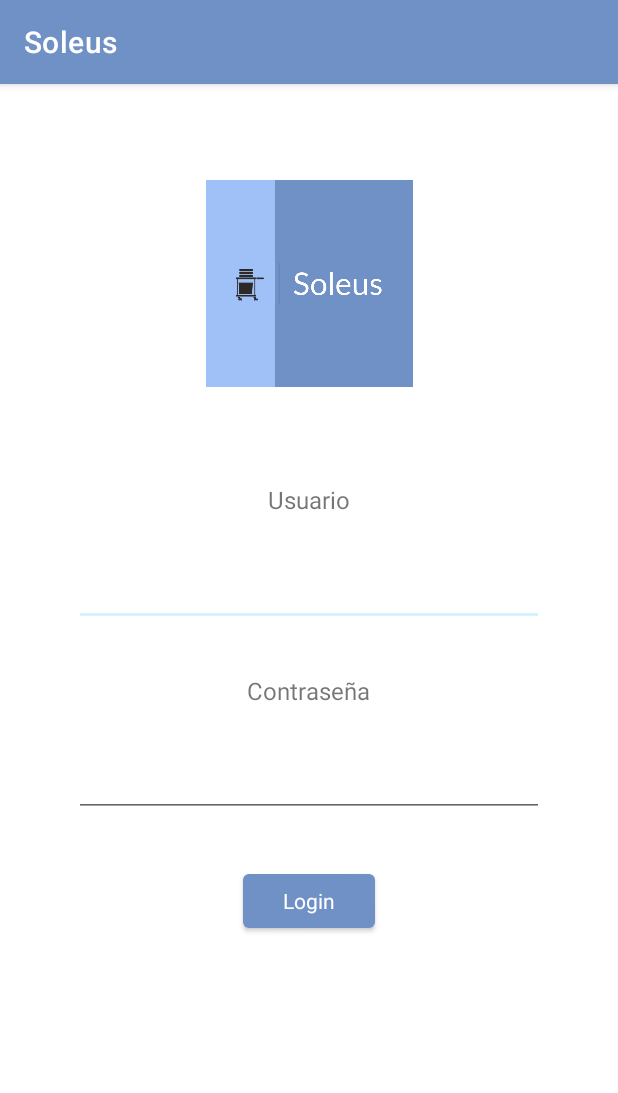
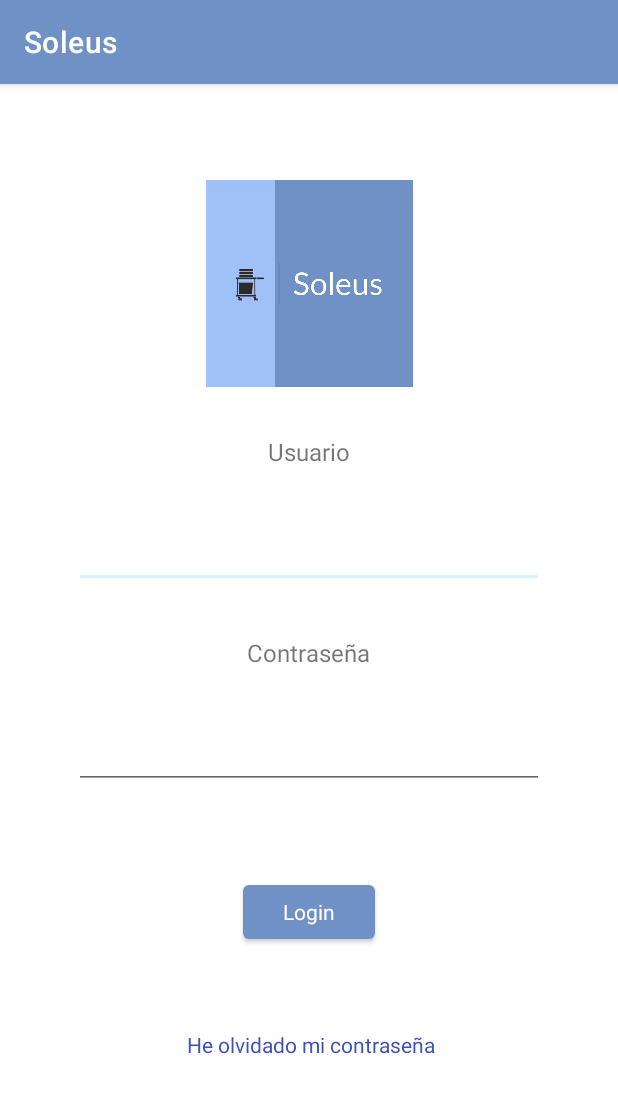
Before and after one commit to franciscoluna94/Soleus, an Android app: the screen it shows after launch (MainActivity), after a tap on "Login", on a phone screen of 412 x 824 dp. Shown: the top 1093 px of the screen. Run offline under Robolectric (Android 15) with nearby library versions, the phone set to English and light mode, and no system bars.

Commit message:
BETA
Added method to change the password (forgot pass)

```diff
--- a/app/src/main/AndroidManifest.xml
+++ b/app/src/main/AndroidManifest.xml
@@ -12,12 +12,16 @@
         android:supportsRtl="true"
         android:theme="@style/Theme.Soleus">
         <activity
+            android:name=".activities.ForgotPasswordActivity"
+            android:noHistory="true"
+            android:exported="false" />
+        <activity
             android:name=".activities.CreateOrModifyUserActivity"
             android:exported="false" />
         <activity
             android:name=".activities.UserManagerActivity"
             android:exported="false"
-            android:noHistory="true"/>
+            android:noHistory="true" />
         <activity
             android:name=".activities.RoomRequestManagerActivity"
             android:exported="false" />
--- a/app/src/main/java/com/soleus/MainActivity.java
+++ b/app/src/main/java/com/soleus/MainActivity.java
@@ -2,13 +2,16 @@ package com.soleus;
 import androidx.annotation.RequiresApi;
 import androidx.appcompat.app.AppCompatActivity;
 
+import android.content.Intent;
 import android.os.Build;
 import android.os.Bundle;
 import android.text.TextUtils;
 import android.view.View;
 import android.widget.Button;
 import android.widget.EditText;
+import android.widget.TextView;
 
+import com.soleus.activities.ForgotPasswordActivity;
 import com.soleus.models.UserModel;
 import com.soleus.net.ClientNet;
 
@@ -16,11 +19,12 @@ import com.soleus.net.ClientNet;
 public class MainActivity extends AppCompatActivity implements View.OnClickListener {
 
     // declaring required variables
-    private EditText textField;
-    private EditText edit2;
-    private Button button;
+    private EditText editUser;
+    private EditText editPassword;
+    private Button btnLogin;
     private UserModel userModel;
-    private String emptyFieldMessage = "Por favor, rellene todos los campos";
+    private TextView txtForgotPassword;
+
 
 
     @Override
@@ -29,24 +33,38 @@ public class MainActivity extends AppCompatActivity implements View.OnClickListe
         setContentView(R.layout.activity_main);
 
         /* Component references */
-        textField = (EditText) findViewById(R.id.editUser);
-        edit2 = (EditText) findViewById(R.id.editPassword);
-        button = (Button) findViewById(R.id.buttonLogin);
+        editUser = (EditText) findViewById(R.id.editUser);
+        editPassword = (EditText) findViewById(R.id.editPassword);
+        btnLogin = (Button) findViewById(R.id.buttonLogin);
+        txtForgotPassword = (TextView) findViewById(R.id.txtForgotPassword);
 
         /* Listeners */
-        button.setOnClickListener(this);
+        btnLogin.setOnClickListener(this);
+        txtForgotPassword.setOnClickListener(this);
     } // end onCreate
 
     @RequiresApi(api = Build.VERSION_CODES.O)
     public void onClick(View view) {
-        String user = textField.getText().toString().trim();
-        String password = edit2.getText().toString().trim();
-        if (TextUtils.isEmpty(user) || TextUtils.isEmpty(password)) {
-            Utils.makeToast(MainActivity.this, emptyFieldMessage);
-        } else {
-            userModel = new UserModel(user, password);
-            Thread login = new Thread( new ClientNet(userModel, "LOGIN", view, this)) ;
-            login.start();
+
+        switch (view.getId()) {
+
+            case R.id.buttonLogin:
+                String user = editUser.getText().toString().trim();
+                String password = editPassword.getText().toString().trim();
+                if (TextUtils.isEmpty(user) || TextUtils.isEmpty(password)) {
+                    Utils.showEmptyFieldsToast(this);
+                } else {
+                    userModel = new UserModel(user, password);
+                    Thread login = new Thread( new ClientNet(userModel, "LOGIN", view, this)) ;
+                    login.start();
+                }
+                break;
+            case R.id.txtForgotPassword:
+                Intent openForgotPassword = new Intent(this, ForgotPasswordActivity.class);
+                startActivity(openForgotPassword);
+                break;
+
         }
+
     } // end onClick
 }
--- a/app/src/main/java/com/soleus/Utils.java
+++ b/app/src/main/java/com/soleus/Utils.java
@@ -23,9 +23,10 @@ public final class Utils {
     private static String requestEndedConfirmation = "Petición terminada";
     private static String userCreatedConfirmation = "Usuario creado correctamente";
     private static String emptyFields = "Por favor, rellene todos los campos";
-    private static String wrongLength = "La contraseña 6 carácteres y el usuario 3";
+    private static String wrongLength = "La contraseña debe tener 6 carácteres";
     private static String wrongDepartment = "Los departamentos válidos son: Client, Housekeeping, Maintenance, Admin";
     private static String modifiedUser = "Usuario modificado correctamente";
+    private static String wrongUser = "Datos incorrectos, por favor, verifique los campos";
 
     static Cipher cipher;
 
@@ -74,6 +75,10 @@ public final class Utils {
         Toast.makeText(context, modifiedUser, Toast.LENGTH_SHORT).show();
     }
 
+    public static void showWrongUser(Context context) {
+        Toast.makeText(context, wrongUser, Toast.LENGTH_SHORT).show();
+    }
+
 
     public static UserModel encrypt(UserModel userModel)
             throws Exception {
--- a/app/src/main/java/com/soleus/models/UserModel.java
+++ b/app/src/main/java/com/soleus/models/UserModel.java
@@ -38,6 +38,7 @@ public class UserModel implements Serializable {
         this.name = name;
         this.department = department;
     }
+
 
 
     public String getUser() {
--- a/app/src/main/res/layout/activity_main.xml
+++ b/app/src/main/res/layout/activity_main.xml
@@ -26,7 +26,7 @@
         android:layout_width="wrap_content"
         android:layout_height="wrap_content"
         android:layout_marginStart="181dp"
-        android:layout_marginTop="64dp"
+        android:layout_marginTop="32dp"
         android:layout_marginEnd="182dp"
         android:text="Usuario"
         android:textSize="16sp"
@@ -51,7 +51,7 @@
     <EditText
         android:id="@+id/editUser"
         android:layout_width="313dp"
-        android:layout_height="41dp"
+        android:layout_height="48dp"
         android:layout_marginStart="51dp"
         android:layout_marginTop="32dp"
         android:layout_marginEnd="52dp"
@@ -63,7 +63,7 @@
     <EditText
         android:id="@+id/editPassword"
         android:layout_width="313dp"
-        android:layout_height="41dp"
+        android:layout_height="48dp"
         android:layout_marginStart="51dp"
         android:layout_marginTop="32dp"
         android:layout_marginEnd="52dp"
@@ -78,14 +78,33 @@
         android:layout_width="wrap_content"
         android:layout_height="wrap_content"
         android:layout_marginStart="162dp"
-        android:layout_marginTop="32dp"
+        android:layout_marginTop="36dp"
         android:layout_marginEnd="162dp"
+        android:layout_marginBottom="16dp"
         android:text="Login"
         android:textAppearance="@style/TextAppearance.AppCompat.Body1"
+        app:layout_constraintBottom_toTopOf="@+id/txtForgotPassword"
         app:layout_constraintEnd_toEndOf="parent"
-        app:layout_constraintHorizontal_bias="0.0"
+        app:layout_constraintHorizontal_bias="0.516"
         app:layout_constraintStart_toStartOf="parent"
         app:layout_constraintTop_toBottomOf="@+id/editPassword" />
 
+    <TextView
+        android:id="@+id/txtForgotPassword"
+        android:layout_width="wrap_content"
+        android:layout_height="wrap_content"
+        android:layout_marginStart="123dp"
+        android:layout_marginTop="16dp"
+        android:layout_marginEnd="122dp"
+        android:layout_marginBottom="96dp"
+        android:text="He olvidado mi contraseña"
+        android:textColor="#3F51B5"
+        app:layout_constraintBottom_toBottomOf="parent"
+        app:layout_constraintEnd_toEndOf="parent"
+        app:layout_constraintHorizontal_bias="1.0"
+        app:layout_constraintStart_toStartOf="parent"
+        app:layout_constraintTop_toBottomOf="@+id/buttonLogin"
+        android:clickable="true" />
+
 
 </androidx.constraintlayout.widget.ConstraintLayout>
```
Also changed, not shown: app/src/main/java/com/soleus/activities/ForgotPasswordActivity.java (added, +61 -0 lines), app/src/main/java/com/soleus/net/ClientNet.java (+56 -0 lines), app/src/main/res/layout/activity_forgot_password.xml (added, +119 -0 lines).
